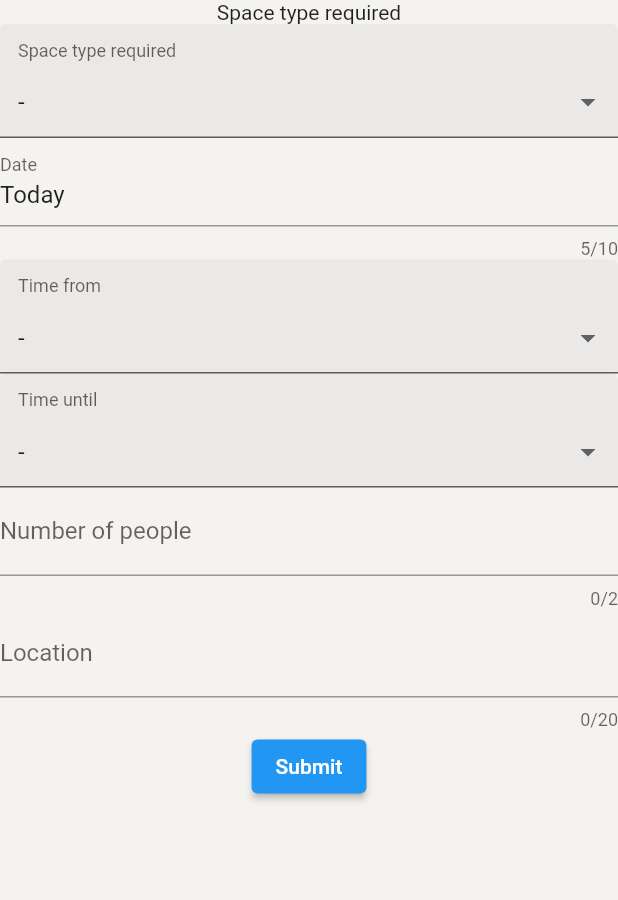
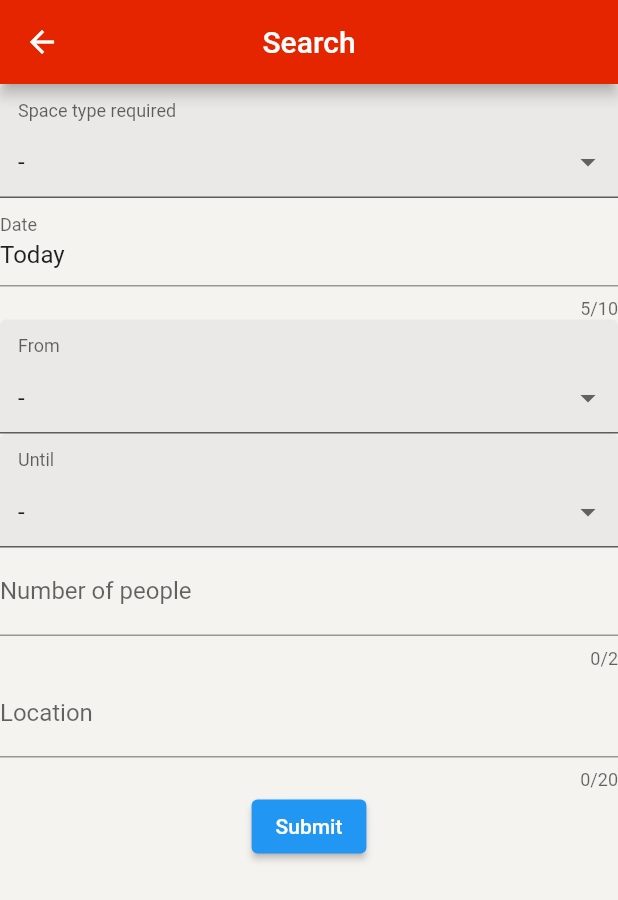
Before and after one commit to Wolfer10/targyalo-foglalo, a Flutter app: the Search screen opened by its route, on a phone screen of 412 x 824 dp. Shown: the top 900 px of the screen. Run offline on Flutter 3.47's test engine with Material 2 defaults, Android fonts, the phone set to English and light mode, and no system bars; drawn by our look-alikes of dropdown_formfield; our stand-ins replace contacts_service, geocoding, google_maps_flutter, hive, permission_handler; accounts and stored records are empty; generated files the repository leaves out were written again; statements that could not run were skipped.

Commit message:
localizations

```diff
--- a/lib/screens/form.dart
+++ b/lib/screens/form.dart
@@ -1,7 +1,11 @@
 import 'package:flutter/material.dart';
 import 'package:flutter/services.dart';
+import 'package:provider/provider.dart';
 import 'package:targyalo_foglalo/components/dropdown.dart';
 import 'package:intl/intl.dart';
+import 'package:targyalo_foglalo/dao/MeetingroomData.dart';
+import 'package:flutter_gen/gen_l10n/app_localizations.dart';
+
 
 class SearchForm extends StatefulWidget {
   const SearchForm({Key? key}) : super(key: key);
@@ -118,7 +122,7 @@ class MyCustomFormState extends State<SearchForm> {
             children: [
               DropDownList(
                   items: spaceTypes,
-                  titleText: "Space type required",
+                  titleText: AppLocalizations.of(context)!.typeReuired,
                   setCurrentState: (String value) => selectedSpaceType = value),
               InkWell(
                 onTap: () {
@@ -126,7 +130,7 @@ class MyCustomFormState extends State<SearchForm> {
                 },
                 child: IgnorePointer(
                   child: TextFormField(
-                    decoration: const InputDecoration(labelText: "Date"),
+                    decoration: InputDecoration(labelText: AppLocalizations.of(context)!.date),
                     maxLength: 10,
                     controller: TextEditingController()
                       ..text = selectedDate,
@@ -135,30 +139,33 @@ class MyCustomFormState extends State<SearchForm> {
               ),
               DropDownList(
                   items: times,
-                  titleText: "Time from",
+                  titleText: AppLocalizations.of(context)!.from,
                   setCurrentState: (String value) => timeFrom = value),
               DropDownList(
                   items: times,
-                  titleText: "Time until",
+                  titleText: AppLocalizations.of(context)!.until,
                   setCurrentState: (String value) => timeUntil = value),
 
               TextFormField(
-                  decoration: const InputDecoration(labelText: "Number of people"),
+                  decoration: InputDecoration(labelText: AppLocalizations.of(context)!.numberOfPpl),
                   keyboardType: TextInputType.number,
                   maxLength: 2,
+                  controller: TextEditingController(),
                   inputFormatters: <TextInputFormatter>[FilteringTextInputFormatter.allow(RegExp(r'[0-9]'))],
               ), TextFormField(
-                  decoration: const InputDecoration(labelText: "Location"),
+                  decoration: InputDecoration(labelText: AppLocalizations.of(context)!.location),
                   maxLength: 20,
               ),
               ElevatedButton(
                   onPressed: () {
                     if (_dropdownFormKey.currentState!.validate()) {
-                      print(selectedSpaceType);
-                      print(selectedLikedCat);
+                      // print(selectedSpaceType);
+                      // print(selectedLikedCat);
+                      Navigator.pushNamed(context, '/meetingRooms');
+                      Provider.of<MeetingroomData>(context, listen: false).getMeetingRooms();
                     }
                   },
-                  child: const Text("Submit"))
+                  child:  Text(AppLocalizations.of(context)!.submit))
             ],
           ),
         ));
--- a/lib/screens/search.dart
+++ b/lib/screens/search.dart
@@ -1,5 +1,7 @@
 import 'package:flutter/material.dart';
 import 'package:targyalo_foglalo/screens/form.dart';
+import 'package:flutter_gen/gen_l10n/app_localizations.dart';
+
 
 class Search extends StatelessWidget {
   const Search({Key? key}) : super(key: key);
@@ -8,11 +10,15 @@ class Search extends StatelessWidget {
   Widget build(BuildContext context) {
     return SafeArea(
       child: Scaffold(
+        appBar: AppBar(
+          title: Text(AppLocalizations.of(context)!.search),
+          centerTitle: true,
+          backgroundColor: const Color.fromARGB(255, 229, 37, 0),
+        ),
         body: Container(
           color: const Color.fromARGB(255, 244, 243, 240),
           child: Column(
             children: const <Widget>[
-              Text("Space type required"),
               SearchForm(),
             ],
           ),
```
Also changed, not shown: lib/screens/home.dart (+13 -15 lines).
